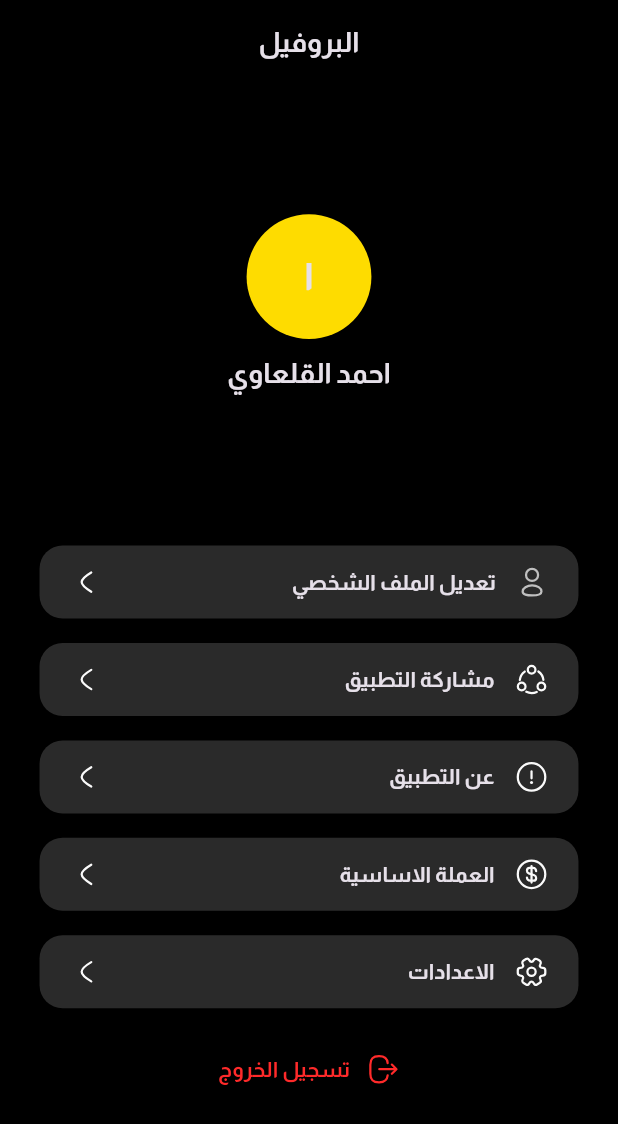
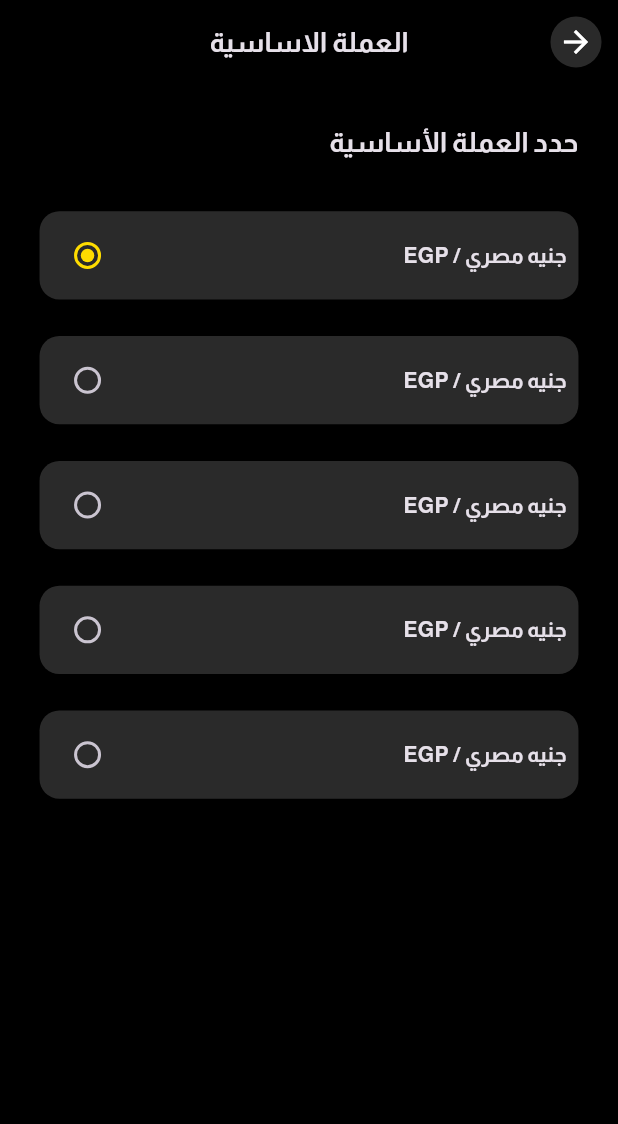
Before and after one commit to a7medAlqal3awyi/black-store-app, a Flutter app: the ProfileScreen screen opened directly, after a tap on "العملة الاساسية", on a phone screen of 412 x 824 dp. Shown: the top 1124 px of the screen. Run offline on Flutter 3.47's test engine with Material 3 defaults, Android fonts, the phone set to English and light mode, and no system bars; our stand-ins replace flutter_screenutil, flutter_svg.

Commit message:
finish Main currency screen

```diff
--- a/lib/core/utils/app_constants.dart
+++ b/lib/core/utils/app_constants.dart
@@ -69,6 +69,8 @@ class AppConstants {
   static String weSentCodeVerificationTo = "لقد قمنا بإرسال رمز التأكيد الى";
   static String successCreatingNewPassword = "تم إنشاء كلمة مرور جديدة بنجاح";
   static String editProfile = "تعديل الملف الشخصي";
+  static String choiceMainCurrency = "حدد العملة الأساسية";
+  static String egyptionPound = "جنيه مصري / EGP";
   static String shareApp = "مشاركة التطبيق";
   static String aboutApp = "عن التطبيق";
   static String mainCurrency = "العملة الاساسية";
--- /dev/null
+++ b/lib/presentation/screens/main_currecy_screen.dart
@@ -0,0 +1,96 @@
+import 'package:flutter/material.dart';
+import 'package:flutter_screenutil/flutter_screenutil.dart';
+import 'package:the_black_store/core/styles/app_styles.dart';
+import 'package:the_black_store/core/utils/app_constants.dart';
+import 'package:the_black_store/core/utils/routes.dart';
+import 'package:the_black_store/presentation/widgets/leading_app_bar.dart';
+
+class MainCurrencyScreen extends StatefulWidget {
+  const MainCurrencyScreen({super.key});
+
+  @override
+  State<MainCurrencyScreen> createState() => _MainCurrencyScreenState();
+}
+
+class _MainCurrencyScreenState extends State<MainCurrencyScreen> {
+  int selectedValue = 0;
+
+  @override
+  Widget build(BuildContext context) {
+    return Scaffold(
+      backgroundColor: Colors.black,
+      appBar: AppBar(
+        backgroundColor: Colors.black,
+        leading: const LeadingAppBar(),
+        title: Text(
+          AppConstants.mainCurrency,
+          style: AppConstants.BigTextStyle,
+        ),
+        centerTitle: true,
+      ),
+      body: Padding(
+        padding: EdgeInsets.all(24.w),
+        child: Column(
+          crossAxisAlignment: CrossAxisAlignment.start,
+          children: [
+            Row(
+              children: [
+                Text(
+                  AppConstants.choiceMainCurrency,
+                  style: AppConstants.BigTextStyle,
+                ),
+              ],
+            ),
+            SizedBox(
+              height: 20.h,
+            ),
+            SizedBox(
+              height: context.deviceHeight.h/2,
+              child: ListView.builder(
+                  itemBuilder: (context, index) {
+                    return Padding(
+                  padding: EdgeInsets.symmetric(vertical: 12.h),
+                  child: Container(
+                    width: 327.w,
+                    height: 58.h,
+                    decoration: ShapeDecoration(
+                      color: AppStyles.bg,
+                      shape: RoundedRectangleBorder(
+                        borderRadius: BorderRadius.circular(12.w),
+                      ),
+                    ),
+                    child: Padding(
+                      padding: const EdgeInsets.all(8.0),
+                      child: Row(
+                        children: [
+                          Text(
+                            AppConstants.egyptionPound,
+                            style: AppConstants.titleStyle,
+                          ),
+                          const Spacer(),
+                          Radio<int>(
+                            activeColor: primary,
+                            value: index,
+                            groupValue: selectedValue,
+
+                            onChanged: (value) {
+                              setState(() {
+                                selectedValue = value!;
+                              });
+                            },
+                          ),
+                        ],
+                      ),
+                    ),
+                  ),
+                );
+              },
+                itemCount: 5,
+              ),
+            ),
+          ],
+        ),
+      ),
+    );
+  }
+}
--- a/lib/presentation/screens/profile/profile_screen.dart
+++ b/lib/presentation/screens/profile/profile_screen.dart
@@ -7,6 +7,7 @@ import 'package:the_black_store/presentation/screens/profile/edit_profile_screen
 import '../../../core/styles/app_styles.dart';
 import '../../../core/utils/app_constants.dart';
 import '../../widgets/custom_profile_widget.dart';
+import '../main_currecy_screen.dart';
 
 class ProfileScreen extends StatelessWidget {
   const ProfileScreen({super.key});
@@ -52,32 +53,31 @@ class ProfileScreen extends StatelessWidget {
                 height: 100.h,
               ),
               WidgetOfIconTextIcon(
-                onTap: (){
+                onTap: () {
                   context.push(const EditProfileScreen());
                 },
                 txt: AppConstants.editProfile,
                 iconPath: "assets/icons/Profile.svg",
               ),
               WidgetOfIconTextIcon(
-                onTap: (){},
+                onTap: () {},
                 txt: AppConstants.shareApp,
                 iconPath: "assets/icons/shareApp.svg",
               ),
               WidgetOfIconTextIcon(
-                onTap: (){},
-
+                onTap: () {},
                 txt: AppConstants.aboutApp,
                 iconPath: "assets/icons/infocircle.svg",
               ),
               WidgetOfIconTextIcon(
-                onTap: (){},
-
+                onTap: () {
+                  context.push(const MainCurrencyScreen());
+            },
                 txt: AppConstants.mainCurrency,
                 iconPath: "assets/icons/dollarWhite.svg",
               ),
               WidgetOfIconTextIcon(
-                onTap: (){},
-
+                onTap: () {},
                 txt: AppConstants.setting,
                 iconPath: "assets/icons/setting.svg",
               ),
@@ -153,11 +153,11 @@ class BottomSheet extends StatelessWidget {
             ),
           ),
           GestureDetector(
-            onTap: (){
+            onTap: () {
               context.pop(context);
             },
             child: Padding(
-              padding: const EdgeInsets.symmetric(horizontal:20.0),
+              padding: const EdgeInsets.symmetric(horizontal: 20.0),
               child: Align(
                 alignment: Alignment.centerLeft,
                 child: Container(
```
